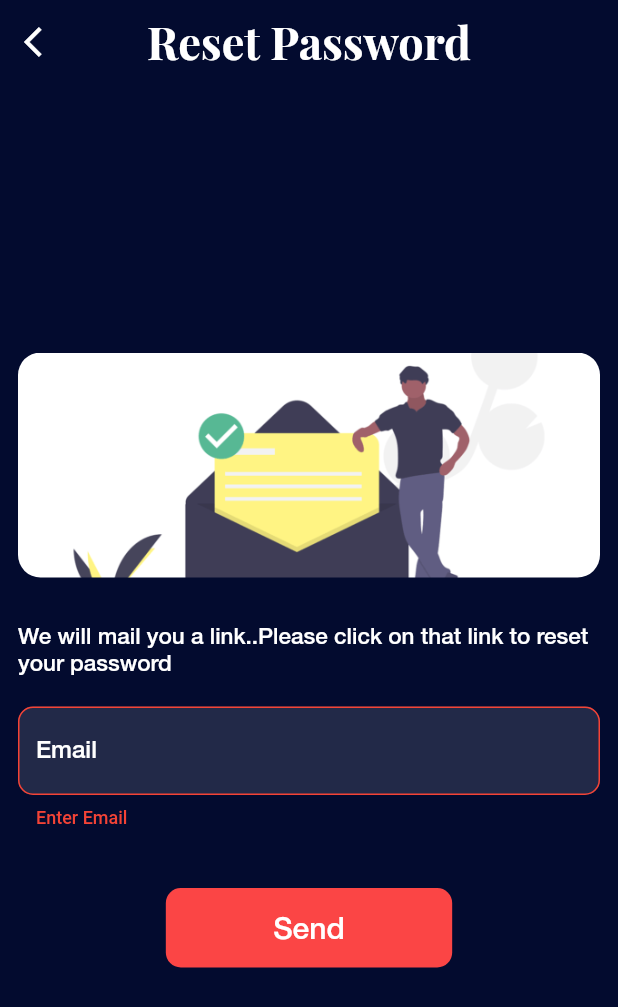
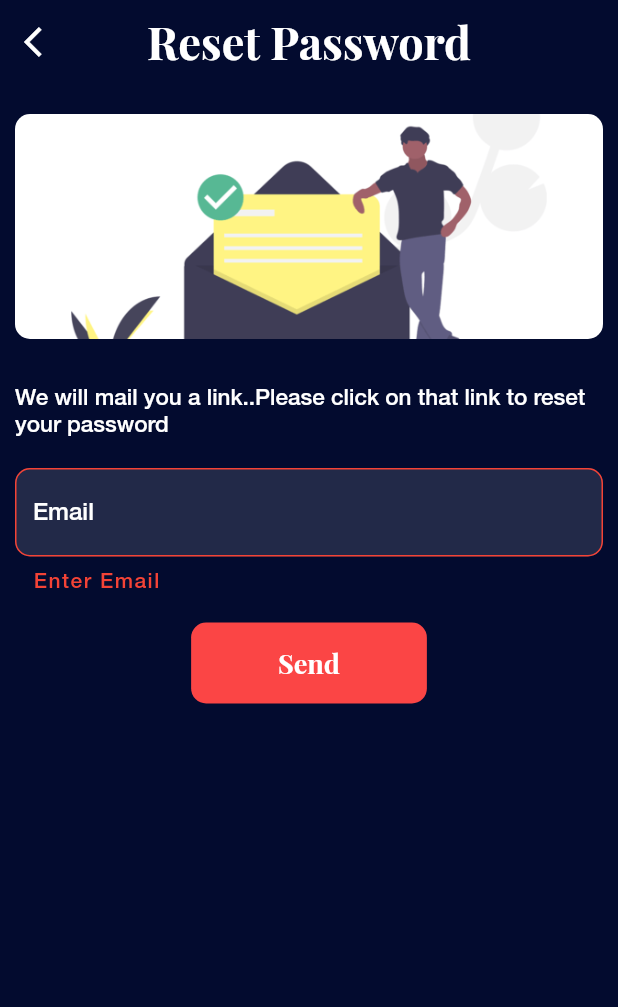
Before and after one commit to MR-ENVYR/AOSTEST, a Flutter app: the Emailverification screen opened directly, after a tap on "Send", on a phone screen of 412 x 824 dp. Shown: the top 1007 px of the screen. Run offline on Flutter 3.47's test engine with Material 2 defaults, Android fonts, the phone set to English and light mode, and no system bars; our stand-ins replace cloud_firestore, firebase_auth, flutter_signin_button, fluttertoast, google_fonts, google_sign_in and 1 more; missing offline and left inert: flutter_facebook_login; accounts and stored records are empty; project files that could hold a hidden picture were left out.

Commit message:
final module

```diff
--- a/lib/Login.dart
+++ b/lib/Login.dart
@@ -212,7 +212,7 @@ class _LoginScreenState extends State<LoginScreen> {
       SharedPreferences prefs = await SharedPreferences.getInstance();
       await prefs.setInt("initScreen", 3);
       await prefs.setString("uid", user.uid);
-      Future.delayed(const Duration(milliseconds: 2000), () {
+      Future.delayed(const Duration(milliseconds: 1000), () {
         setState(() {
           Navigator.of(context).pushReplacement(MaterialPageRoute(
               builder: (BuildContext context) => Welcomescreen()));
@@ -276,8 +276,12 @@ class _LoginScreenState extends State<LoginScreen> {
       SharedPreferences prefs = await SharedPreferences.getInstance();
       await prefs.setInt("initScreen", 3);
       await prefs.setString("uid", user.uid);
-      Navigator.of(context).pushReplacement(MaterialPageRoute(
-          builder: (BuildContext context) => Welcomescreen()));
+      Future.delayed(const Duration(milliseconds: 1000), () {
+        setState(() {
+          Navigator.of(context).pushReplacement(MaterialPageRoute(
+              builder: (BuildContext context) => Welcomescreen()));
+        });
+      });
     }
   }
 
--- a/lib/emailverificationpage.dart
+++ b/lib/emailverificationpage.dart
@@ -2,6 +2,7 @@ import 'package:firebase_auth/firebase_auth.dart';
 import 'package:flutter/material.dart';
 import 'package:flutter/services.dart';
 import 'package:flutter/widgets.dart';
+import 'package:google_fonts/google_fonts.dart';
 
 import 'Login.dart';
 import 'progress.dart';
@@ -59,19 +60,15 @@ class _EmailverificationState extends State<Emailverification> {
           ),
             child: Stack(
               children: <Widget>[
-                Container(
-                  height: double.infinity,
-                  width: double.infinity,
-                ),
-
                 Padding(
-                  padding: EdgeInsets.all(12.0),
+                  padding: EdgeInsets.symmetric(horizontal: 10.0,vertical: 15.0),
                   child: Form(
                     key: _formKey,
                     child: Column(
-                      mainAxisAlignment: MainAxisAlignment.center,
-                      crossAxisAlignment: CrossAxisAlignment.center,
                       children: <Widget>[
+                        SizedBox(
+                          height: 5.0
+                        ),
                         Container(
                           height: 150.0,
                           decoration: BoxDecoration(
@@ -79,7 +76,7 @@ class _EmailverificationState extends State<Emailverification> {
                                 fit: BoxFit.cover, image: AssetImage(
                               'assets/images/email.png',
                             ),),
-                            borderRadius: BorderRadius.all(Radius.circular(15.0)),
+                            borderRadius: BorderRadius.all(Radius.circular(10.0)),
                           ),
                         ),
                         SizedBox(
@@ -100,7 +97,7 @@ class _EmailverificationState extends State<Emailverification> {
                           focusNode: emailNode,
                           validator: (String email) => emailValidator(email),
                           cursorColor: Colors.white,
-                          keyboardType: TextInputType.number,
+                          keyboardType: TextInputType.emailAddress,
                           textInputAction: TextInputAction.done,
                           onFieldSubmitted: (value) {
                             FocusScope.of(context).unfocus();
@@ -123,13 +120,19 @@ class _EmailverificationState extends State<Emailverification> {
                             focusedBorder: labelBorder,
                             errorBorder: errorBorder,
                             border: labelBorder,
-                            errorStyle: errorStyle,
+                            errorStyle:TextStyle(
+                                color: Colors.red,
+                                letterSpacing: 1.0,
+                                fontFamily: "Helvetica",
+                                fontWeight: FontWeight.w200,
+                                fontSize: 14.0
+                            ),
                             filled: true,
                             fillColor: Colors.white12,
                           ),
                         ),
                         SizedBox(
-                          height: 40,
+                          height: 20,
                         ),
                         FlatButton(
                           shape: RoundedRectangleBorder(
@@ -139,20 +142,19 @@ class _EmailverificationState extends State<Emailverification> {
                             padding: const EdgeInsets.symmetric(vertical: 15),
                             child: Text(
                               '          Send          ',
-                              style: TextStyle(
-                                  color:Colors.white,
-                                  fontSize: 20.0,
-                                  fontFamily: "Helvetica",
-                                  fontWeight: FontWeight.w400),
-                            ),
-                          ),
+                              style:  GoogleFonts.playfairDisplay(
+                                fontWeight: FontWeight.bold,
+                                fontSize: 18,
+                                color: Colors.white,
+                              ),
+                          )),
                           onPressed: () async {
                             FocusScope.of(context).unfocus();
                             if (_formKey.currentState.validate()) {
                               showAlertDialog(context,"Email sent..Redirecting to Login page");
                               emailController.text = emailController.text.trim();
                              await auth.sendPasswordResetEmail(email: emailController.text).whenComplete(() async =>
-                                 await Future.delayed(Duration(milliseconds: 2000), () async {
+                                 await Future.delayed(Duration(milliseconds: 1000), () async {
                                    await Navigator.pop(context);
                                    Navigator.of(context).pushReplacement(
                             MaterialPageRoute(builder: (BuildContext context) => LoginScreen()));
--- a/lib/phoneauthpage.dart
+++ b/lib/phoneauthpage.dart
@@ -51,7 +51,7 @@ class _PhoneVerificationScreenState extends State<PhoneVerificationScreen> {
   }
 
 
-  sendCodeToPhoneNumber({@required String phonenumber, BuildContext context}) {
+  sendCodeToPhoneNumber({@required String phonenumber,BuildContext context}) {
     PHONE_NO = phonenumber;
     auth.verifyPhoneNumber(
         phoneNumber: phonenumber,
@@ -133,6 +133,7 @@ class _PhoneVerificationScreenState extends State<PhoneVerificationScreen> {
                             .signInWithCredential(_credentials)
                             .then((AuthResult result) async {
                           if (result.user != null) {
+                            Navigator.pop(context);
                             final snackbar = SnackBar(
                               backgroundColor: Colors.black54,
                               content: Text("Congrats! Your Phone number is verified ",style: TextStyle(
@@ -140,7 +141,6 @@ class _PhoneVerificationScreenState extends State<PhoneVerificationScreen> {
                                   fontFamily: "Helvetica",
                                   fontWeight: FontWeight.w200),),
                             );
-                            Navigator.pop(context);
                             scaffoldkey.currentState.showSnackBar(snackbar);
                             await usersref.document(uid).updateData({
                               "phonenumber":phonenumber,
@@ -166,6 +166,7 @@ class _PhoneVerificationScreenState extends State<PhoneVerificationScreen> {
                             scaffoldkey.currentState.showSnackBar(snackbar);
                           }
                         }).catchError((onError) {
+                          Navigator.pop(context);
                           final snackbar = SnackBar(
                             backgroundColor: Colors.black54,
                             content: Text(onError.toString(),style: TextStyle(
@@ -174,10 +175,8 @@ class _PhoneVerificationScreenState extends State<PhoneVerificationScreen> {
                                 fontWeight: FontWeight.w200),),
                           );
                           scaffoldkey.currentState.showSnackBar(snackbar);
-                          Navigator.pop(context);
                         });
                       }
-                      //Navigator.pop(context);
                     },
                   )
                 ],
@@ -271,7 +270,7 @@ class _PhoneVerificationScreenState extends State<PhoneVerificationScreen> {
                               fontWeight: FontWeight.w200),
                           decoration: InputDecoration(
                             prefixIcon: Icon(Icons.outlined_flag,color: Colors.white,),
-                              hintText: "+91",
+                              hintText: "91",
                               hintStyle: TextStyle(
                                   color: Colors.white54,
                                   fontFamily: "Helvetica",
```
